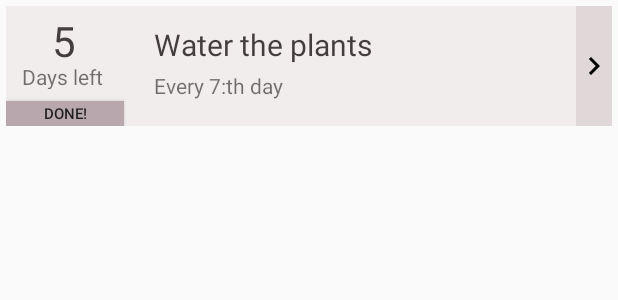
After one commit to HannaMy/DynamicReminderAndroid, an Android app: the layout task_list_item.xml on its own in the app's theme, with its tools: preview values and no code run, on a phone screen of 412 x 824 dp. The commit adds this screen. Shown: the top 300 px of the screen. Run offline under Robolectric (Android 15) with nearby library versions, the phone set to English and light mode, and no system bars.

Commit message:
task list item och drawables

```diff
--- a/app/build.gradle
+++ b/app/build.gradle
@@ -9,6 +9,8 @@ android {
         versionCode 1
         versionName "1.0"
         testInstrumentationRunner "android.support.test.runner.AndroidJUnitRunner"
+        vectorDrawables.useSupportLibrary = true
+
     }
     buildTypes {
         release {
--- /dev/null
+++ b/app/src/main/res/drawable/ic_add_black_24dp.xml
@@ -0,0 +1,5 @@
+<vector android:height="24dp" android:tint="#1E1E1E"
+    android:viewportHeight="24.0" android:viewportWidth="24.0"
+    android:width="24dp" xmlns:android="http://schemas.android.com/apk/res/android">
+    <path android:fillColor="#FF000000" android:pathData="M19,13h-6v6h-2v-6H5v-2h6V5h2v6h6v2z"/>
+</vector>
--- /dev/null
+++ b/app/src/main/res/drawable/ic_chevron_right_black_24dp.xml
@@ -0,0 +1,5 @@
+<vector android:height="24dp" android:tint="#1E1E1E"
+    android:viewportHeight="24.0" android:viewportWidth="24.0"
+    android:width="24dp" xmlns:android="http://schemas.android.com/apk/res/android">
+    <path android:fillColor="#FF000000" android:pathData="M10,6L8.59,7.41 13.17,12l-4.58,4.59L10,18l6,-6z"/>
+</vector>
--- a/app/src/main/res/layout/activity_main.xml
+++ b/app/src/main/res/layout/activity_main.xml
@@ -28,6 +28,8 @@
         android:layout_height="wrap_content"
         android:layout_gravity="bottom|end"
         android:layout_margin="@dimen/fab_margin"
-        app:srcCompat="@android:drawable/ic_dialog_email" />
+        app:backgroundTint="#D6DACF"
+        app:fabSize="auto"
+        app:srcCompat="@android:drawable/ic_input_add" />
 
 </android.support.design.widget.CoordinatorLayout>
--- /dev/null
+++ b/app/src/main/res/layout/task_list_item.xml
@@ -0,0 +1,103 @@
+<?xml version="1.0" encoding="utf-8"?>
+<android.support.constraint.ConstraintLayout xmlns:android="http://schemas.android.com/apk/res/android"
+    xmlns:app="http://schemas.android.com/apk/res-auto"
+    android:layout_width="match_parent"
+    android:layout_height="wrap_content"
+    android:layout_marginStart="4dp"
+    android:layout_marginLeft="4dp"
+    android:layout_marginTop="4dp"
+    android:layout_marginEnd="4dp"
+    android:layout_marginRight="4dp"
+    android:background="#CEF1EAEA"
+    android:minHeight="80dp"
+    android:visibility="visible"
+    app:layout_constraintEnd_toEndOf="parent"
+    app:layout_constraintHorizontal_bias="0.0"
+    app:layout_constraintStart_toStartOf="parent"
+    app:layout_constraintTop_toTopOf="parent">
+
+
+        <Button
+            android:id="@+id/button3"
+            android:layout_width="0dp"
+            android:layout_height="0dp"
+            android:layout_marginTop="8dp"
+            android:background="#B8A8AD"
+            android:text="Done!"
+            android:textColor="#1E1E1E"
+            android:textSize="10sp"
+            app:layout_constraintBottom_toBottomOf="parent"
+            app:layout_constraintEnd_toStartOf="@+id/guideline"
+            app:layout_constraintStart_toStartOf="parent"
+            app:layout_constraintTop_toBottomOf="@+id/twTimeUnit" />
+
+        <ImageButton
+            android:id="@+id/btnDetails"
+            android:layout_width="wrap_content"
+            android:layout_height="0dp"
+            android:background="#17300909"
+            android:tint="#00911010"
+            app:layout_constraintBottom_toBottomOf="parent"
+            app:layout_constraintEnd_toEndOf="parent"
+            app:layout_constraintTop_toTopOf="parent"
+            app:layout_constraintVertical_bias="0.0"
+            app:srcCompat="@drawable/ic_chevron_right_black_24dp" />
+
+        <TextView
+            android:id="@+id/twTimeUnit"
+            android:layout_width="62dp"
+            android:layout_height="18dp"
+            android:layout_marginStart="4dp"
+            android:layout_marginLeft="4dp"
+            android:text="Days left"
+            app:layout_constraintEnd_toStartOf="@+id/guideline"
+            app:layout_constraintStart_toStartOf="parent"
+            app:layout_constraintTop_toBottomOf="@+id/twNbrTimeLeft" />
+
+        <TextView
+            android:id="@+id/twNbrTimeLeft"
+            android:layout_width="16dp"
+            android:layout_height="33dp"
+            android:layout_marginTop="4dp"
+            android:text="5"
+            android:textColor="#CE1A1313"
+            android:textSize="28sp"
+            app:layout_constraintEnd_toStartOf="@+id/guideline"
+            app:layout_constraintHorizontal_bias="0.492"
+            app:layout_constraintStart_toStartOf="parent"
+            app:layout_constraintTop_toTopOf="parent" />
+
+        <TextView
+            android:id="@+id/twInterval"
+            android:layout_width="wrap_content"
+            android:layout_height="wrap_content"
+            android:layout_marginStart="20dp"
+            android:layout_marginLeft="20dp"
+            android:layout_marginTop="4dp"
+            android:text="Every 7:th day"
+            app:layout_constraintStart_toStartOf="@+id/guideline"
+            app:layout_constraintTop_toBottomOf="@+id/twTitle" />
+
+        <TextView
+            android:id="@+id/twTitle"
+            android:layout_width="wrap_content"
+            android:layout_height="wrap_content"
+            android:layout_marginStart="20dp"
+            android:layout_marginLeft="20dp"
+            android:layout_marginTop="12dp"
+            android:text="Water the plants"
+            android:textColor="#CE1A1313"
+            android:textSize="20sp"
+            app:layout_constraintStart_toStartOf="@+id/guideline"
+            app:layout_constraintTop_toTopOf="parent" />
+
+        <android.support.constraint.Guideline
+            android:id="@+id/guideline"
+            android:layout_width="wrap_content"
+            android:layout_height="wrap_content"
+            android:orientation="vertical"
+            app:layout_constraintGuide_begin="79dp" />
+
+
+
+</android.support.constraint.ConstraintLayout>
--- a/build.gradle
+++ b/build.gradle
@@ -7,7 +7,7 @@ buildscript {
         jcenter()
     }
     dependencies {
-        classpath 'com.android.tools.build:gradle:3.5.2'
+        classpath 'com.android.tools.build:gradle:3.6.3'
 
 
         // NOTE: Do not place your application dependencies here; they belong
```
Also changed, not shown: gradle/wrapper/gradle-wrapper.properties.
